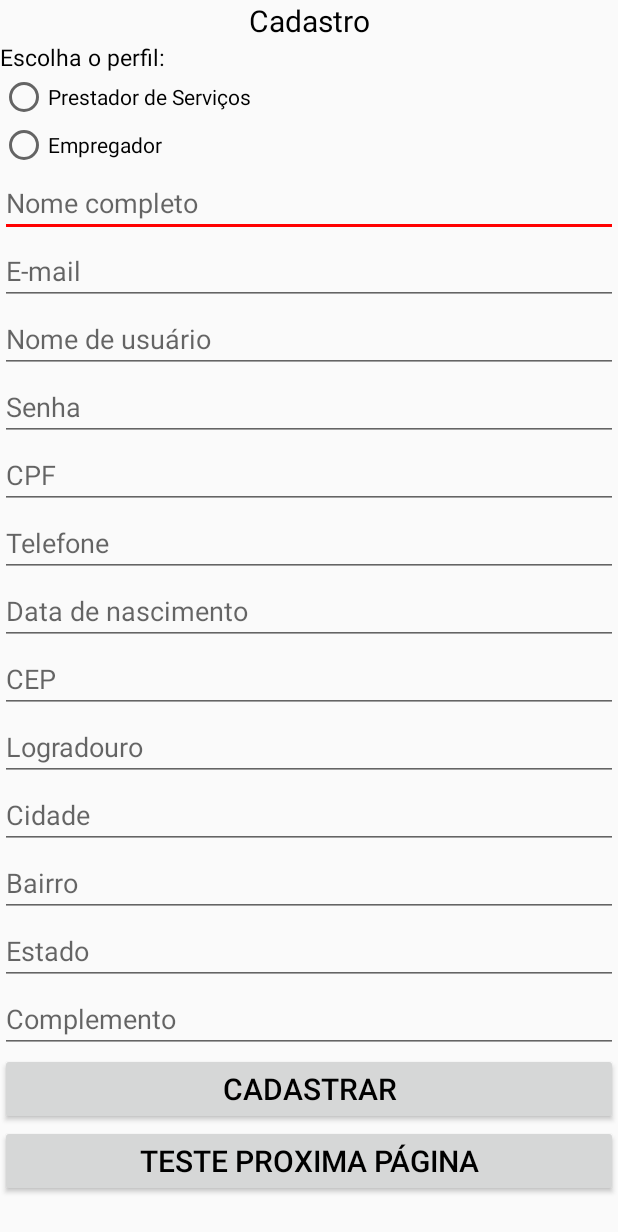
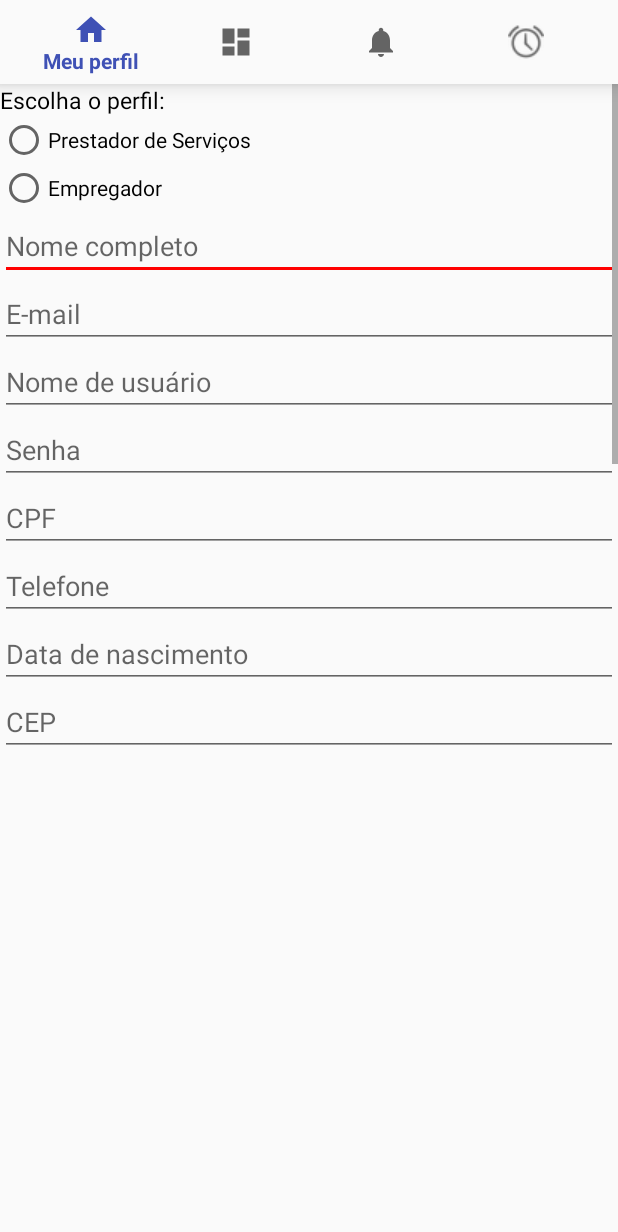
Before and after one commit to DanielM2305/CasaLimpa, an Android app: the layout activity_cadastro.xml on its own in the app's theme, with its tools: preview values and no code run, on a phone screen of 412 x 824 dp. Shown: the top 1232 px of the screen. Run offline under Robolectric (Android 15) with nearby library versions, the phone set to English and light mode, and no system bars.

Commit message:
Implementando Menu de botões e Nome dos Activities de cada tela

```diff
--- a/app/build.gradle
+++ b/app/build.gradle
@@ -9,6 +9,7 @@ android {
         versionCode 1
         versionName "1.0"
         testInstrumentationRunner "android.support.test.runner.AndroidJUnitRunner"
+        vectorDrawables.useSupportLibrary = true
     }
     buildTypes {
         release {
@@ -22,11 +23,13 @@ dependencies {
     implementation fileTree(dir: 'libs', include: ['*.jar'])
     implementation 'com.android.support:appcompat-v7:26.1.0'
     implementation 'com.android.support.constraint:constraint-layout:1.0.2'
+    implementation 'com.android.support:design:26.1.0'
+    implementation 'com.android.support:support-vector-drawable:26.1.0'
     testImplementation 'junit:junit:4.12'
     androidTestImplementation 'com.android.support.test:runner:1.0.1'
     androidTestImplementation 'com.android.support.test.espresso:espresso-core:3.0.1'
     //compile 'com.github.rtoshiro.mflibrary:mflibrary:1.0.0' começarei a fazer alterações aqui
-    //mascara em andamento (https://www.youtube.com/watch?v=xdKGNvNx0UA)
+    //mascara (https://www.youtube.com/watch?v=xdKGNvNx0UA)
     compile 'com.github.rtoshiro.mflibrary:mflibrary:1.0.0'
 
 
--- /dev/null
+++ b/app/src/main/res/drawable/ic_dashboard_black_24dp.xml
@@ -0,0 +1,9 @@
+<vector xmlns:android="http://schemas.android.com/apk/res/android"
+    android:width="24dp"
+    android:height="24dp"
+    android:viewportHeight="24.0"
+    android:viewportWidth="24.0">
+    <path
+        android:fillColor="#FF000000"
+        android:pathData="M3,13h8L11,3L3,3v10zM3,21h8v-6L3,15v6zM13,21h8L21,11h-8v10zM13,3v6h8L21,3h-8z" />
+</vector>
--- /dev/null
+++ b/app/src/main/res/drawable/ic_home_black_24dp.xml
@@ -0,0 +1,9 @@
+<vector xmlns:android="http://schemas.android.com/apk/res/android"
+    android:width="24dp"
+    android:height="24dp"
+    android:viewportHeight="24.0"
+    android:viewportWidth="24.0">
+    <path
+        android:fillColor="#FF000000"
+        android:pathData="M10,20v-6h4v6h5v-8h3L12,3 2,12h3v8z" />
+</vector>
--- /dev/null
+++ b/app/src/main/res/drawable/ic_notifications_black_24dp.xml
@@ -0,0 +1,9 @@
+<vector xmlns:android="http://schemas.android.com/apk/res/android"
+    android:width="24dp"
+    android:height="24dp"
+    android:viewportHeight="24.0"
+    android:viewportWidth="24.0">
+    <path
+        android:fillColor="#FF000000"
+        android:pathData="M12,22c1.1,0 2,-0.9 2,-2h-4c0,1.1 0.89,2 2,2zM18,16v-5c0,-3.07 -1.64,-5.64 -4.5,-6.32L13.5,4c0,-0.83 -0.67,-1.5 -1.5,-1.5s-1.5,0.67 -1.5,1.5v0.68C7.63,5.36 6,7.92 6,11v5l-2,2v1h16v-1l-2,-2z" />
+</vector>
--- a/app/src/main/res/layout/activity_cadastro.xml
+++ b/app/src/main/res/layout/activity_cadastro.xml
@@ -13,26 +13,27 @@
         tools:layout_editor_absoluteX="8dp"
         tools:layout_editor_absoluteY="10dp">
 
-
-
-        <TextView
-        android:textAlignment="center"
-        android:layout_width="match_parent"
-        android:layout_height="wrap_content"
-        android:text="@string/cadastro"
-        android:textSize="@dimen/tamanhoTitulosFormulario"
-        android:textColor="@color/corLetrasGeral"/>
-
+        <android.support.design.widget.BottomNavigationView
+            android:id="@+id/navigation"
+            android:layout_width="match_parent"
+            android:layout_height="wrap_content"
+            android:layout_marginEnd="0dp"
+            android:layout_marginStart="0dp"
+            android:background="?android:attr/windowBackground"
+            app:layout_constraintBottom_toBottomOf="parent"
+            app:layout_constraintLeft_toLeftOf="parent"
+            app:layout_constraintRight_toRightOf="parent"
+            app:menu="@menu/navigation" />
 
         <ScrollView
             android:layout_width="match_parent"
-            android:layout_height="match_parent">
+            android:layout_height="442dp">
 
 
             <LinearLayout
                 android:layout_width="match_parent"
                 android:layout_height="wrap_content"
-                android:orientation="vertical" >
+                android:orientation="vertical">
 
                 <TextView
                     android:layout_width="match_parent"
@@ -59,7 +60,7 @@
                         android:layout_width="wrap_content"
                         android:layout_height="wrap_content"
                         android:layout_weight="1"
-                        android:text="Empregador"/>
+                        android:text="Empregador" />
                 </RadioGroup>
 
 
@@ -67,8 +68,8 @@
                 <EditText
                     android:layout_width="match_parent"
                     android:layout_height="wrap_content"
+                    android:hint="Nome completo"
                     android:inputType="textPersonName"
-                    android:hint="Nome completo"
                     android:textColor="@color/corLetrasGeral" />
 
                 <!--- android:id="@+id/NomedeId"  todos os EditText devem conter um id que será usado na programação-->
@@ -76,8 +77,8 @@
                     android:layout_width="match_parent"
                     android:layout_height="wrap_content"
                     android:hint="E-mail"
-                    android:textColor="@color/corLetrasGeral"
-                    android:inputType="textEmailAddress"/>
+                    android:inputType="textEmailAddress"
+                    android:textColor="@color/corLetrasGeral" />
 
 
                 <!--- android:id="@+id/NomedeId"  todos os EditText devem conter um id que será usado na programação-->
@@ -85,25 +86,25 @@
                     android:layout_width="match_parent"
                     android:layout_height="wrap_content"
                     android:hint="Nome de usuário"
-                    android:textColor="@color/corLetrasGeral"
-                    android:inputType="text"/>
+                    android:inputType="text"
+                    android:textColor="@color/corLetrasGeral" />
 
                 <!--- android:id="@+id/NomedeId"  todos os EditText devem conter um id que será usado na programação-->
                 <EditText
                     android:layout_width="match_parent"
                     android:layout_height="wrap_content"
                     android:hint="Senha"
-                    android:textColor="@color/corLetrasGeral"
-                    android:inputType="textPassword"/>
+                    android:inputType="textPassword"
+                    android:textColor="@color/corLetrasGeral" />
 
-                                <!--- android:id="@+id/NomedeId"  todos os EditText devem conter um id que será usado na programação-->
+                <!--- android:id="@+id/NomedeId"  todos os EditText devem conter um id que será usado na programação-->
                 <EditText
                     android:id="@+id/cpfEditTextId"
                     android:layout_width="match_parent"
                     android:layout_height="wrap_content"
                     android:hint="CPF"
-                    android:textColor="@color/corLetrasGeral"
-                    android:inputType="number"/>
+                    android:inputType="number"
+                    android:textColor="@color/corLetrasGeral" />
 
                 <!--- android:id="@+id/NomedeId"  todos os EditText devem conter um id que será usado na programação-->
                 <EditText
@@ -111,8 +112,8 @@
                     android:layout_width="match_parent"
                     android:layout_height="wrap_content"
                     android:hint="Telefone"
-                    android:textColor="@color/corLetrasGeral"
-                    android:inputType="phone"/>
+                    android:inputType="phone"
+                    android:textColor="@color/corLetrasGeral" />
 
 
                 <!--- android:id="@+id/NomedeId"  todos os EditText devem conter um id que será usado na programação-->
@@ -121,8 +122,8 @@
                     android:layout_width="match_parent"
                     android:layout_height="wrap_content"
                     android:hint="Data de nascimento"
-                    android:textColor="@color/corLetrasGeral"
-                    android:inputType="date"/>
+                    android:inputType="date"
+                    android:textColor="@color/corLetrasGeral" />
 
 
                 <!--- android:id="@+id/NomedeId"  todos os EditText devem conter um id que será usado na programação-->
@@ -131,8 +132,8 @@
                     android:layout_width="match_parent"
                     android:layout_height="wrap_content"
                     android:hint="CEP"
-                    android:textColor="@color/corLetrasGeral"
-                    android:inputType="number"/>
+                    android:inputType="number"
+                    android:textColor="@color/corLetrasGeral" />
 
 
                 <!--- android:id="@+id/NomedeId"  todos os EditText devem conter um id que será usado na programação-->
@@ -140,8 +141,8 @@
                     android:layout_width="match_parent"
                     android:layout_height="wrap_content"
                     android:hint="Logradouro"
-                    android:textColor="@color/corLetrasGeral"
-                    android:inputType="text"/>
+                    android:inputType="text"
+                    android:textColor="@color/corLetrasGeral" />
 
 
                 <!--- android:id="@+id/NomedeId"  todos os EditText devem conter um id que será usado na programação-->
@@ -149,8 +150,8 @@
                     android:layout_width="match_parent"
                     android:layout_height="wrap_content"
                     android:hint="Cidade"
-                    android:textColor="@color/corLetrasGeral"
-                    android:inputType="text"/>
+                    android:inputType="text"
+                    android:textColor="@color/corLetrasGeral" />
 
 
                 <!--- android:id="@+id/NomedeId"  todos os EditText devem conter um id que será usado na programação-->
@@ -158,8 +159,8 @@
                     android:layout_width="match_parent"
                     android:layout_height="wrap_content"
                     android:hint="Bairro"
-                    android:textColor="@color/corLetrasGeral"
-                    android:inputType="text"/>
+                    android:inputType="text"
+                    android:textColor="@color/corLetrasGeral" />
 
 
                 <!--- android:id="@+id/NomedeId"  todos os EditText devem conter um id que será usado na programação-->
@@ -167,16 +168,16 @@
                     android:layout_width="match_parent"
                     android:layout_height="wrap_content"
                     android:hint="Estado"
-                    android:textColor="@color/corLetrasGeral"
-                    android:inputType="text"/>
+                    android:inputType="text"
+                    android:textColor="@color/corLetrasGeral" />
 
                 <!--- android:id="@+id/NomedeId"  todos os EditText devem conter um id que será usado na programação-->
                 <EditText
                     android:layout_width="match_parent"
                     android:layout_height="wrap_content"
                     android:hint="Complemento"
-                    android:textColor="@color/corLetrasGeral"
-                    android:inputType="text"/>
+                    android:inputType="text"
+                    android:textColor="@color/corLetrasGeral" />
 
                 <!--- android:id="@+id/NomedeId"  todos os Button devem conter um id que será usado na programação-->
 
@@ -189,17 +190,20 @@
                     android:textSize="@dimen/tamanhoTextoBotoes" />
 
                 <Button
-                    android:onClick="telaMeuPerfil"
                     android:id="@+id/button"
                     android:layout_width="match_parent"
                     android:layout_height="wrap_content"
+                    android:onClick="telaMeuPerfil"
                     android:text="Teste Proxima Página"
-                    android:textSize="@dimen/tamanhoTextoBotoes"
-                    android:textColor="@color/corLetrasGeral"/>
+                    android:textColor="@color/corLetrasGeral"
+                    android:textSize="@dimen/tamanhoTextoBotoes" />
 
 
             </LinearLayout>
+
         </ScrollView>
+
+
 
     </LinearLayout>
 </android.support.v7.widget.LinearLayoutCompat>
--- a/app/src/main/res/layout/activity_main.xml
+++ b/app/src/main/res/layout/activity_main.xml
@@ -73,6 +73,12 @@
             android:textColor="@color/corLetrasGeral"
             android:textSize="@dimen/tamanhoTextoBotoes" />
 
+
+
+
     </LinearLayout>
 
+
+
+
 </android.support.v7.widget.LinearLayoutCompat>
--- /dev/null
+++ b/app/src/main/res/menu/navigation.xml
@@ -0,0 +1,26 @@
+<?xml version="1.0" encoding="utf-8"?>
+<menu xmlns:android="http://schemas.android.com/apk/res/android">
+
+    <item
+        android:id="@+id/navigation_meu_perfil"
+        android:icon="@drawable/ic_home_black_24dp"
+        android:title="@string/meu_perfil" />
+
+    <item
+        android:id="@+id/navigation_dashboard"
+        android:icon="@drawable/ic_dashboard_black_24dp"
+        android:title="@string/title_dashboard" />
+
+    <item
+        android:id="@+id/navigation_avaliacoes"
+        android:icon="@drawable/ic_notifications_black_24dp"
+        android:title="@string/avaliacoes" />
+
+    <item
+        android:id="@+id/navigation_servicos"
+        android:icon="@android:drawable/ic_lock_idle_alarm"
+        android:title="@string/servicos" />
+
+
+
+</menu>
--- a/app/src/main/res/values/dimens.xml
+++ b/app/src/main/res/values/dimens.xml
@@ -5,5 +5,8 @@
     <dimen name="tamanhoTextoGeral">15sp</dimen>
     <dimen name="tamanhoTextoBotoes">20sp</dimen>
     <dimen name="tamanhoTextoNumeroDashboard">50sp</dimen>
+    <!-- Default screen margins, per the Android Design guidelines. -->
+    <dimen name="activity_horizontal_margin">16dp</dimen>
+    <dimen name="activity_vertical_margin">16dp</dimen>
 
 </resources>
--- a/app/src/main/res/values/strings.xml
+++ b/app/src/main/res/values/strings.xml
@@ -7,4 +7,10 @@
     <string name="senha">Senha</string>
     <string name="cadastro">Cadastro</string>
     <string name="CadastrarPerfilButton">Cadastrar meu Perfil</string>
+    <string name="title_home">Home</string>
+    <string name="title_dashboard">Dashboard</string>
+    <string name="title_notifications">Notifications</string>
+    <string name="meu_perfil">Meu perfil</string>
+    <string name="avaliacoes">Avaliações</string>
+    <string name="servicos">Serviços</string>
 </resources>
```
Also changed, not shown: app/src/main/AndroidManifest.xml (+12 -3 lines), app/src/main/java/casalimpa/projeto/com/casalimpa/MenuOpcao.java (added, +49 -0 lines), app/src/main/res/layout/activity_dashboard.xml (+4 -19 lines), app/src/main/res/layout/activity_menu.xml (added, +33 -0 lines), app/src/main/res/layout/activity_meu_perfil.xml (+0 -15 lines).
